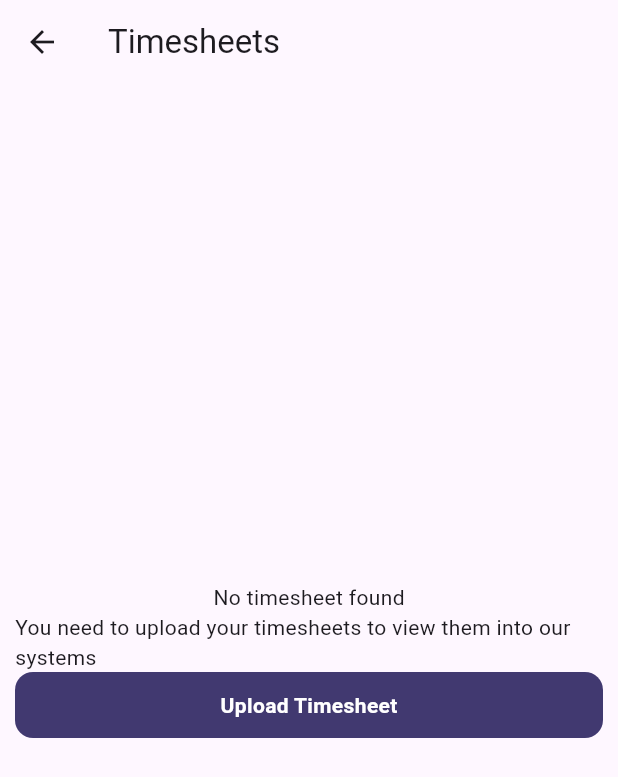
After one commit to Nachi-on-git/flutter_mavericks, a Flutter app: the Timesheets screen opened directly, after a tap on "Upload Timesheet", on a phone screen of 412 x 824 dp. The commit adds this screen. Shown: the top 777 px of the screen. Run offline on Flutter 3.47's test engine with Material 3 defaults, Android fonts, the phone set to English and light mode, and no system bars; our stand-ins replace file_picker, flutter_dotenv, shared_preferences; missing offline and left inert: excel; accounts and stored records are empty.

Commit message:
Timesheet data created

```diff
--- a/flutter_mavericks/lib/models/timehseet.dart
+++ b/flutter_mavericks/lib/models/timehseet.dart
@@ -1,5 +1,3 @@
-import 'dart:ffi';
-
 class Timesheet {
   String? projectName;
   ProjectDetails projectData;
--- a/flutter_mavericks/lib/screens/onboarding/splash_screen.dart
+++ b/flutter_mavericks/lib/screens/onboarding/splash_screen.dart
@@ -3,7 +3,9 @@
 import 'dart:async';
 
 import 'package:flutter/material.dart';
+import 'package:flutter_mavericks/models/timehseet.dart';
 import 'package:flutter_mavericks/screens/login_screen.dart';
+import 'package:flutter_mavericks/screens/timesheet.dart';
 import 'package:shared_preferences/shared_preferences.dart';
 
 import '../dashboard.dart';
@@ -26,7 +28,7 @@ class SplashScreenState extends State<SplashScreen> {
         ));
       } else {
         Navigator.of(context).pushReplacement(MaterialPageRoute(
-          builder: (context) => const LoginScreen(),
+          builder: (context) => LoginScreen(),
         ));
       }
     } else {
--- /dev/null
+++ b/flutter_mavericks/lib/screens/timesheet.dart
@@ -0,0 +1,184 @@
+import 'dart:io';
+
+import 'package:excel/excel.dart';
+import 'package:file_picker/file_picker.dart';
+import 'package:flutter/material.dart';
+import 'package:flutter_mavericks/design_system/color_system.dart';
+import 'package:flutter_mavericks/design_system/padding_system.dart';
+import 'package:flutter_mavericks/design_system/sizesystem.dart';
+import 'package:flutter_mavericks/models/timehseet.dart';
+import 'package:intl/intl.dart';
+
+class Timesheets extends StatefulWidget {
+  const Timesheets({super.key});
+
+  @override
+  State<Timesheets> createState() => _TimesheetsState();
+}
+
+class _TimesheetsState extends State<Timesheets> {
+  @override
+  Widget build(BuildContext context) {
+    List dates = [];
+    List<Timesheet> timesheets = [];
+    DateFormat dateFormatInput = DateFormat('dd-MMM-yyyy');
+
+    // get days in month without weekends
+    int getDaysWithoutWeekend(DateTime startDate, DateTime endDate) {
+      int nbDays = endDate.difference(startDate).inDays + 1;
+      List<int> days = List.generate(nbDays, (index) {
+        int weekDay =
+            DateTime(startDate.year, startDate.month, startDate.day + (index))
+                .weekday;
+        if (weekDay != DateTime.saturday && weekDay != DateTime.sunday) {
+          return 1;
+        }
+        return 0;
+      });
+      return days.reduce((a, b) => a + b);
+    }
+
+    // get total days in months
+    int getDaysInMonths() {
+      if (dates.isEmpty) {
+        return 0;
+      }
+      DateTime parsedDateTime = dateFormatInput.parse(dates[0].toString());
+      // get month count
+      int totalDaysInMonths = DateTimeRange(
+          start: DateTime(parsedDateTime.year, parsedDateTime.month, 1),
+          end: DateTime(
+            parsedDateTime.year,
+            parsedDateTime.month + 1,
+          )).duration.inDays;
+      DateTime startDate =
+          DateTime(parsedDateTime.year, parsedDateTime.month, 01);
+      DateTime endDate = DateTime(
+          parsedDateTime.year, parsedDateTime.month, totalDaysInMonths);
+      return getDaysWithoutWeekend(startDate, endDate);
+    }
+
+    void pickFile() async {
+      FilePickerResult? result = await FilePicker.platform.pickFiles(
+        type: FileType.any,
+        allowMultiple: false,
+      );
+      print("result : $result");
+      if (result != null) {
+        var bytes = File(result.files[0].path!).readAsBytesSync();
+        var excelFile = Excel.decodeBytes(bytes);
+        Timesheet singleTimesheetDetails;
+        for (var table in excelFile.tables.keys) {
+          for (var row in excelFile.tables[table]!.rows) {
+            for (var cell in row) {
+              final value = cell?.value;
+              // first row as title i.e. 0
+              if (cell!.rowIndex > 0) {
+                if (cell.columnIndex == 2) {
+                  // add project name
+                  if (timesheets.isEmpty) {
+                    timesheets.add(Timesheet.fromJson({
+                      'projectName': value.toString(),
+                      'projectDetails': null
+                    }));
+                  } else {
+                    Timesheet sheetDetails = timesheets.firstWhere(
+                        (element) => element.projectName == value.toString(),
+                        orElse: () => Timesheet.fromJson(
+                            {'projectName': null, 'projectDetails': null}));
+                    if (sheetDetails.projectName == null) {
+                      timesheets.add(Timesheet.fromJson({
+                        'projectName': value.toString(),
+                        'projectDetails': null
+                      }));
+                    }
+                  }
+                }
+
+                // add hours
+                singleTimesheetDetails = timesheets.firstWhere(
+                    (element) =>
+                        element.projectName == row[2]!.value.toString(),
+                    orElse: () => Timesheet.fromJson(
+                        {'projectName': null, 'projectDetails': null}));
+                if (cell.columnIndex == 12) {
+                  singleTimesheetDetails.projectData.totalWorkingHours +=
+                      double.parse(value.toString());
+                }
+
+                // add dates
+                if (cell.columnIndex == 0) {
+                  if (dates.isEmpty) {
+                    dates.add(value.toString());
+                  } else {
+                    if (!dates.contains(value.toString())) {
+                      dates.add(value.toString());
+                    }
+                  }
+                }
+
+                // billing status
+                if (cell.columnIndex == 14) {
+                  if (value.toString() == 'Non Billable') {
+                    singleTimesheetDetails.projectData.totalNonBillableHours +=
+                        double.parse(row[12]!.value.toString());
+                  } else {
+                    singleTimesheetDetails.projectData.totalBillableHours +=
+                        double.parse(row[12]!.value.toString());
+                  }
+                }
+              }
+            }
+          }
+        }
+        Future.delayed(const Duration(seconds: 2), () {
+          int expectedWorkingDays = getDaysInMonths();
+          if (dates.length < expectedWorkingDays) {
+            for (var data in timesheets) {
+              data.projectData.leaves = expectedWorkingDays - dates.length;
+            }
+          }
+        });
+      }
+    }
+
+    return Scaffold(
+      appBar: AppBar(
+        title: Text('Timesheets'),
+      ),
+      body: Center(
+          child: Padding(
+              padding: EdgeInsets.all(PaddingSystem.padding10),
+              child: Column(
+                crossAxisAlignment: CrossAxisAlignment.center,
+                mainAxisAlignment: MainAxisAlignment.center,
+                children: [
+                  Text('No timesheet found'),
+                  Text(
+                      'You need to upload your timesheets to view them into our systems'),
+                 GestureDetector(child:
+                  Container(
+                    width: MediaQuery.of(context).size.width,
+                    padding: const EdgeInsets.symmetric(
+                      vertical: SizeSystem.size12,
+                    ),
+                    decoration: BoxDecoration(
+                        borderRadius: BorderRadius.circular(SizeSystem.size12),
+                        color: ColorSystem.primaryColor),
+                    child: const Center(
+                        child: Text(
+                      'Upload Timesheet',
+                      style: TextStyle(
+                          color: ColorSystem.white,
+                          fontWeight: FontWeight.bold),
+                    )),
+                  ),
+                  onTap: (){
+                    pickFile();
+                  },
+                 )
+                ],
+              ))),
+    );
+  }
+}
```
Also changed, not shown: flutter_mavericks/lib/screens/login_screen.dart (+18 -7 lines), 1 other file.
